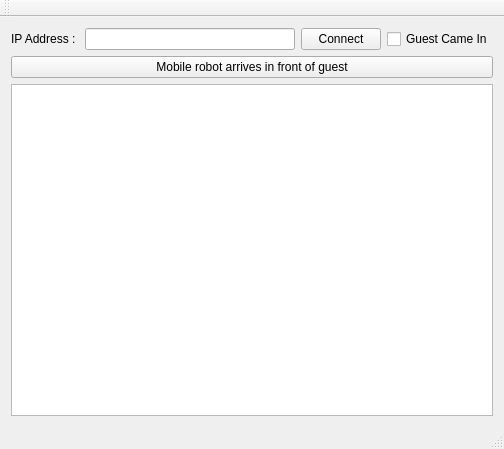
Above: MobileRobot/mainwindow.ui from hajunsong/RobotStore before the change. Below: the same form after it.
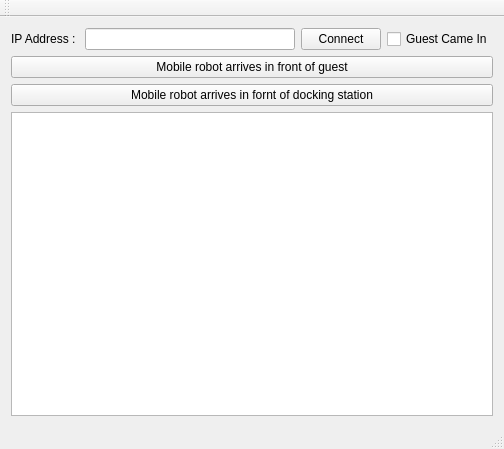
That is the form after the change.

Patch:
```diff
--- a/MobileRobot/mainwindow.ui
+++ b/MobileRobot/mainwindow.ui
@@ -50,9 +50,16 @@
       </property>
      </widget>
     </item>
-    <item row="2" column="0">
+    <item row="3" column="0">
      <widget class="QTextBrowser" name="tcpMessage"/>
     </item>
+    <item row="2" column="0">
+     <widget class="QPushButton" name="btnDockingStation">
+      <property name="text">
+       <string>Mobile robot arrives in fornt of docking station</string>
+      </property>
+     </widget>
+    </item>
    </layout>
   </widget>
   <widget class="QMenuBar" name="menuBar">
```
